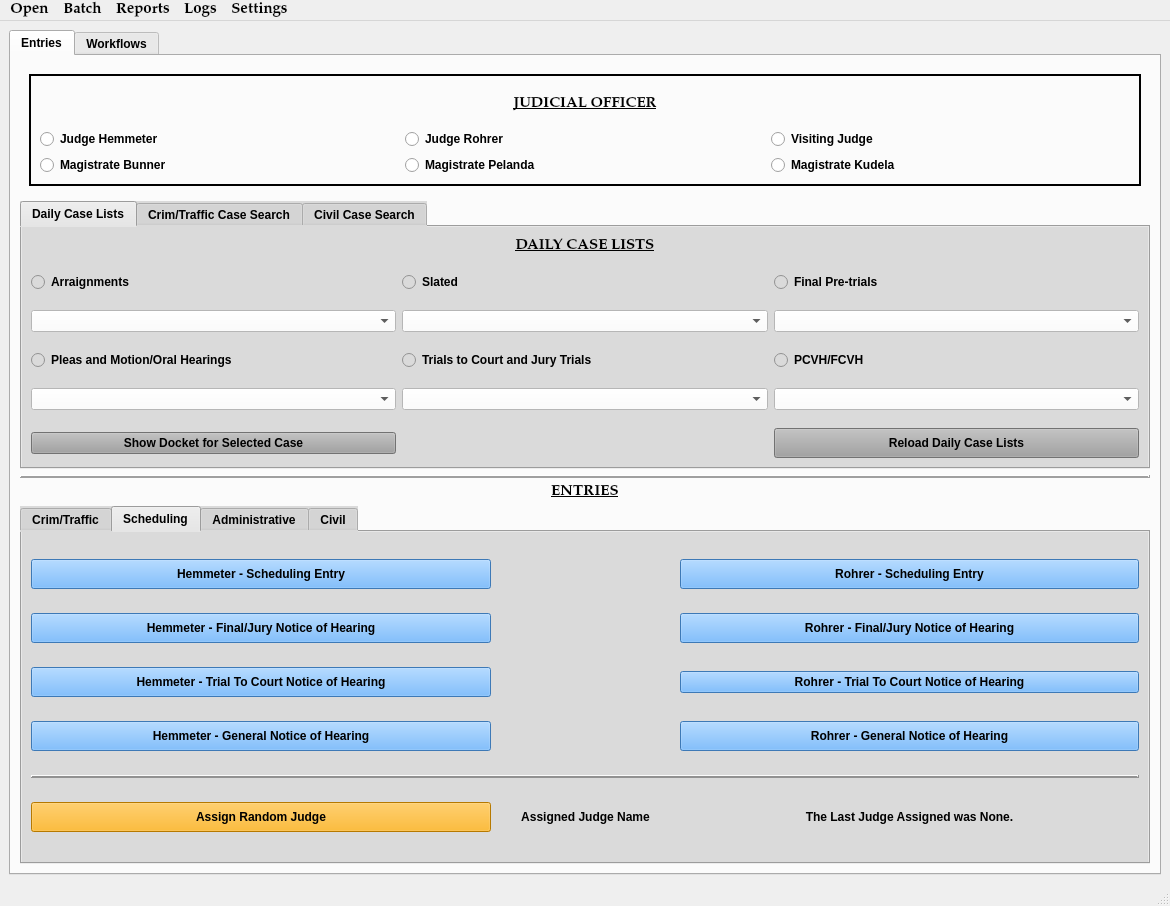
Old version of the form munientry/views/ui/MainWindow.ui in the repository HunterProgram22/MuniEntry.
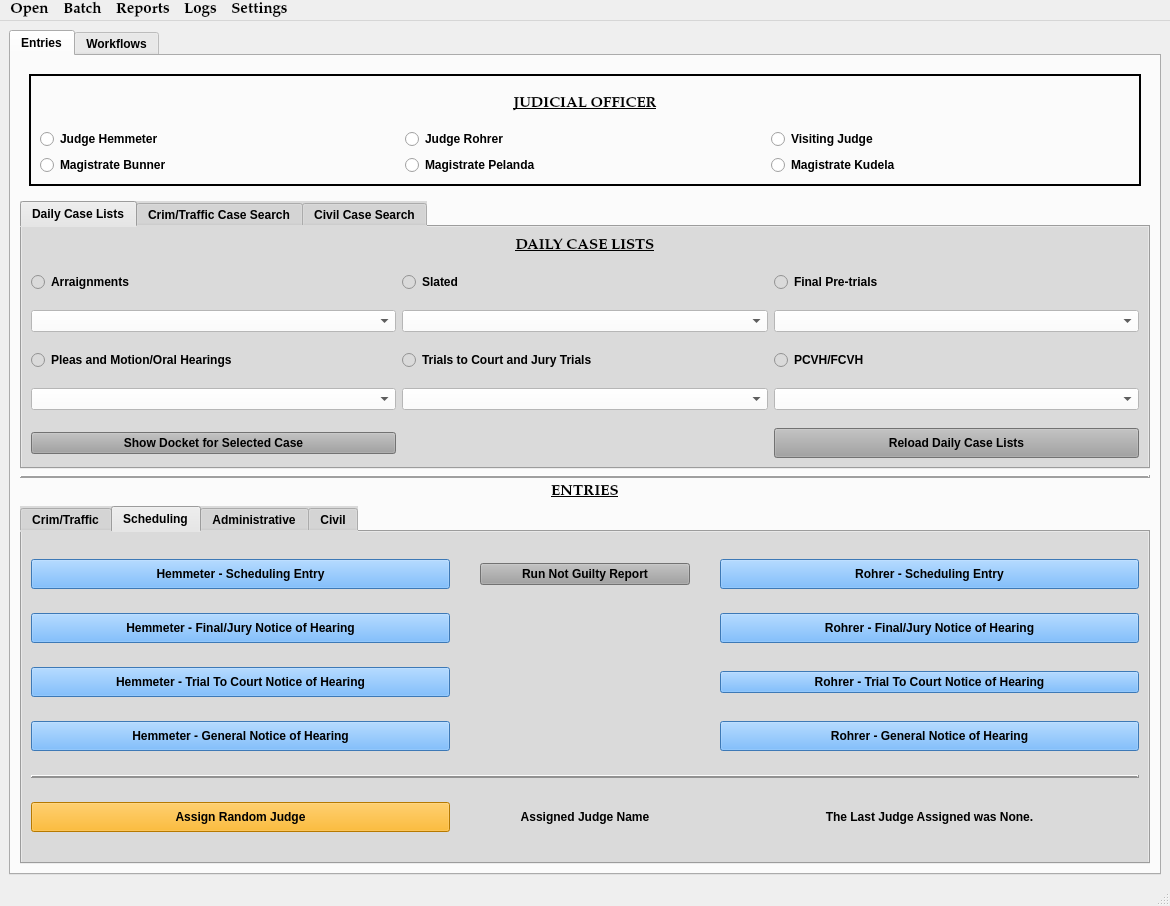
New version of the form. The open tabs and pages were chosen to show the change. Custom widgets are drawn as their Qt base class.

Commit message: Added button to run not guilty report for today.

The edit to the form file:
```diff
--- a/munientry/views/ui/MainWindow.ui
+++ b/munientry/views/ui/MainWindow.ui
@@ -957,7 +957,7 @@
              <attribute name="title">
               <string>Scheduling</string>
              </attribute>
-             <layout class="QGridLayout" name="gridLayout_4" columnstretch="1,0,1">
+             <layout class="QGridLayout" name="gridLayout_4" columnstretch="2,1,2">
               <property name="horizontalSpacing">
                <number>30</number>
               </property>
@@ -1150,6 +1150,16 @@
                 </property>
                </widget>
               </item>
+              <item row="0" column="1">
+               <widget class="QPushButton" name="not_guilty_report_Button">
+                <property name="styleSheet">
+                 <string notr="true">background-color: rgb(160, 160, 160);</string>
+                </property>
+                <property name="text">
+                 <string>Run Not Guilty Report</string>
+                </property>
+               </widget>
+              </item>
              </layout>
             </widget>
             <widget class="QWidget" name="admin_Tab">
```
The commit also changes 4 other files.
